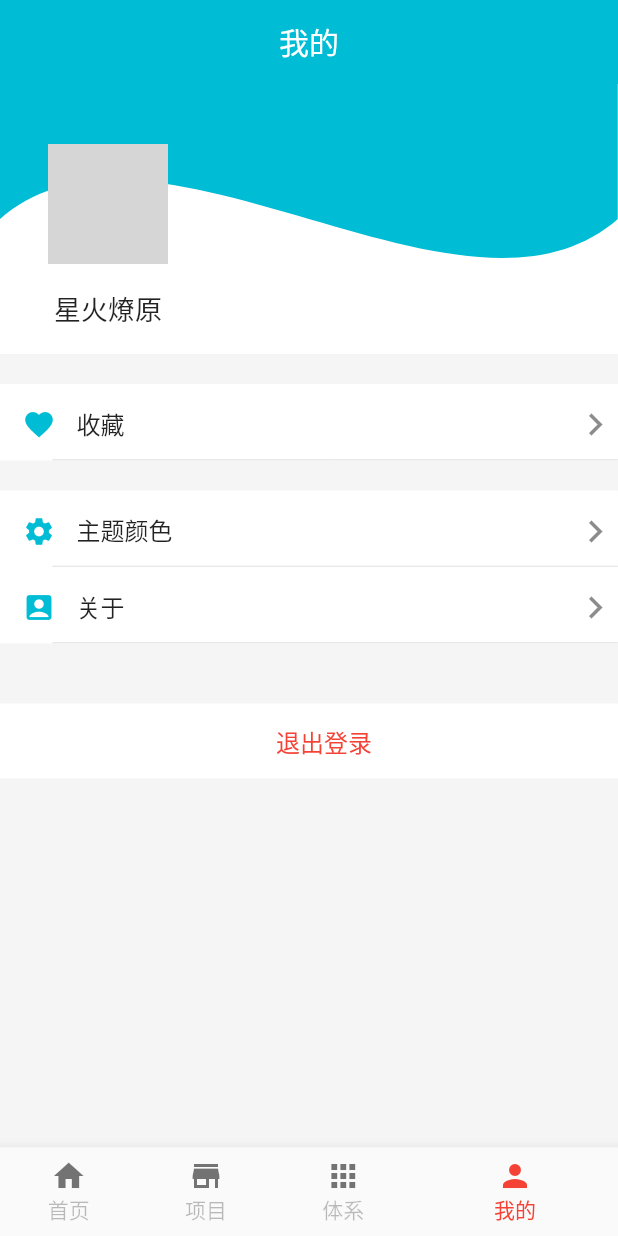
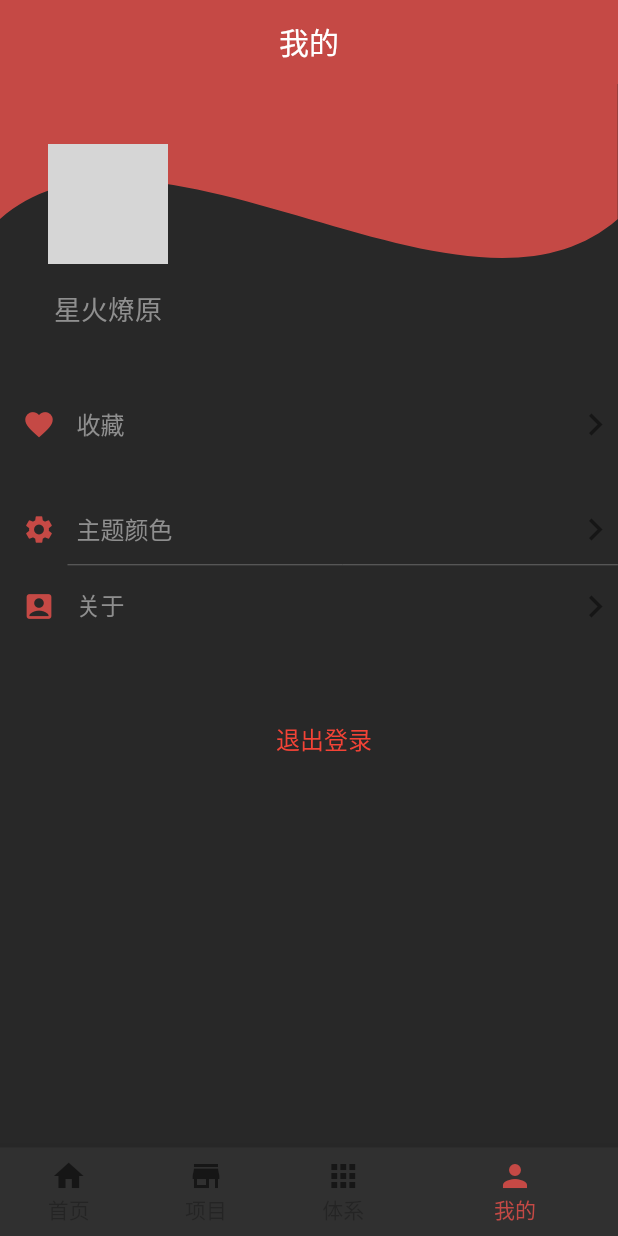
Before and after one commit to xing16/WanAndroid-Flutter, a Flutter app: the screen it shows after launch, item 4 of the bottom bar chosen, on a phone screen of 412 x 824 dp. Run offline on Flutter 3.47's test engine with Material 2 defaults, Android fonts, the phone set to English and light mode, and no system bars; our stand-ins replace dio, webview_flutter; missing offline and left inert: banner; network calls fail; grey boxes are pictures that could not be loaded.

Commit message:
增加夜间模式

```diff
--- a/lib/main.dart
+++ b/lib/main.dart
@@ -1,12 +1,23 @@
+import 'dart:io';
+
 import 'package:flutter/material.dart';
+import 'package:flutter/services.dart';
 import 'package:wanandroid_flutter/pages/home.dart';
 import 'package:wanandroid_flutter/pages/login.dart';
 import 'package:wanandroid_flutter/pages/mine.dart';
 import 'package:wanandroid_flutter/pages/project.dart';
-import 'package:wanandroid_flutter/pages/splash.dart';
 import 'package:wanandroid_flutter/pages/system.dart';
+import 'package:wanandroid_flutter/res/colors.dart';
 
-void main() => runApp(MyApp());
+void main() {
+  runApp(MyApp());
+  // 设置状态栏和 appbar 颜色一致
+  if (Platform.isAndroid) {
+    var systemUiOverlayStyle =
+        SystemUiOverlayStyle(statusBarColor: Colors.transparent);
+    SystemChrome.setSystemUIOverlayStyle(systemUiOverlayStyle);
+  }
+}
 
 class MyApp extends StatelessWidget {
   // This widget is the root of your application.
@@ -14,15 +25,46 @@ class MyApp extends StatelessWidget {
   Widget build(BuildContext context) {
     return MaterialApp(
       title: 'Flutter Demo',
-      theme: ThemeData.light().copyWith(
-        primaryColor: Colors.cyan,
-//        accentColor: Colors.cyan,
-//        primaryColorDark: Colors.cyan,
-      ),
+      theme: getTheme(isDarkMode: true),
       home: MainPage(),
       routes: {
         "login": (BuildContext context) => LoginPage(),
       },
+    );
+  }
+
+  getTheme({bool isDarkMode = false}) {
+    return ThemeData(
+//      primarySwatch: MaterialColor()Colours.appThemeColor,
+      // 页面背景颜色
+      scaffoldBackgroundColor:
+          isDarkMode ? Colours.darkAppBackground : Colours.appBackground,
+      backgroundColor:
+          isDarkMode ? Colours.darkAppBackground : Colours.appBackground,
+      // tab 指示器颜色
+      indicatorColor: Colours.appThemeColor,
+
+      // 底部菜单背景颜色
+      bottomAppBarColor:
+          isDarkMode ? Colours.darkAppBackground : Colours.appBackground,
+//      primaryColor: Colours.appThemeColor,
+//      primaryColorDark: Colours.appBackground,
+      brightness: isDarkMode ? Brightness.dark : Brightness.light,
+      // appBar 背景颜色
+      appBarTheme: AppBarTheme(
+        color: Colours.appThemeColor,
+        brightness: isDarkMode ? Brightness.dark : Brightness.light,
+      ),
+      textTheme: TextTheme(
+        body1: isDarkMode
+            ? TextStyle(color: Colours.darkAppText)
+            : TextStyle(color: Colours.appText),
+      ),
+      bottomSheetTheme: BottomSheetThemeData(
+        backgroundColor:
+            isDarkMode ? Colours.darkAppBackground : Colours.appBackground,
+      ),
+      dividerColor: isDarkMode ? Colours.darkAppDivider : Colours.appDivider,
     );
   }
 }
@@ -55,12 +97,15 @@ class MainPageState extends State<MainPage> {
     return Scaffold(
       body: pages[mCurrentIndex],
       bottomNavigationBar: BottomNavigationBar(
-        selectedIconTheme: IconThemeData(color: Colors.red),
-        unselectedIconTheme: IconThemeData(color: Colors.black54),
+        selectedIconTheme: IconThemeData(
+          color: Colours.appThemeColor,
+        ),
+        unselectedIconTheme: IconThemeData(
+          color: Colors.black54,
+        ),
         selectedFontSize: 14,
         unselectedFontSize: 14,
-        backgroundColor: Colors.white,
-        selectedItemColor: Colors.red,
+        selectedItemColor: Colours.appThemeColor,
         unselectedItemColor: Colors.black26,
         showUnselectedLabels: true,
         currentIndex: mCurrentIndex,
--- a/lib/pages/mine.dart
+++ b/lib/pages/mine.dart
@@ -18,13 +18,11 @@ class MinePageState extends State<MinePage> {
     screenWidth = MediaQuery.of(context).size.width;
     return Scaffold(
       appBar: AppBar(
-        backgroundColor: Colors.cyan,
         elevation: 0,
         title: Text("我的"),
         centerTitle: true,
       ),
       body: Container(
-        color: Colours.appBackground,
         child: CustomScrollView(
           slivers: <Widget>[
             SliverPadding(
@@ -38,14 +36,13 @@ class MinePageState extends State<MinePage> {
                       child: Column(
                         children: <Widget>[
                           Container(
-                            color: Colors.white,
                             child: Stack(
                               children: <Widget>[
                                 // 贝塞尔背景
                                 ClipPath(
                                   clipper: BezierClipper(),
                                   child: Container(
-                                    color: Colors.cyan,
+                                    color: Colours.appThemeColor,
                                     height: 180,
                                     width: screenWidth,
                                   ),
@@ -102,6 +99,7 @@ class MinePageState extends State<MinePage> {
                                   print("ddd");
                                 },
                                 margin: EdgeInsets.only(top: 20),
+                                hasDivider: true,
                               ),
                               createMineItem(
                                 Icons.account_box,
@@ -109,7 +107,6 @@ class MinePageState extends State<MinePage> {
                                 () {
                                   print("ddd");
                                 },
-                                hasDivider: false,
                               ),
                               Container(
                                 padding: EdgeInsets.only(
@@ -127,7 +124,6 @@ class MinePageState extends State<MinePage> {
                                   ),
                                 ),
                                 height: 50,
-                                color: Colors.white,
                                 width: screenWidth,
                               ),
                             ],
@@ -146,12 +142,11 @@ class MinePageState extends State<MinePage> {
   }
 
   createMineItem(IconData icon, String text, GestureTapCallback callback,
-      {EdgeInsetsGeometry margin, bool hasDivider = true}) {
+      {EdgeInsetsGeometry margin, bool hasDivider = false}) {
     return GestureDetector(
       onTap: callback,
       child: Container(
         alignment: Alignment.centerLeft,
-          color: Colors.white,
         margin: margin,
         padding: EdgeInsets.only(
           left: 15,
@@ -175,7 +170,7 @@ class MinePageState extends State<MinePage> {
                 Positioned(
                   child: Icon(
                     icon,
-                      color: Colors.cyan,
+                    color: Colours.appThemeColor,
                     size: 22,
                   ),
                   top: 16,
@@ -192,12 +187,16 @@ class MinePageState extends State<MinePage> {
                 ),
               ],
             ),
-              Divider(
-                indent: 20,
+            Visibility(
+              visible: hasDivider,
+              child: Divider(
+                indent: 30,
                 height: 1,
               ),
+            ),
           ],
-          )),
+        ),
+      ),
     );
   }
 }
--- a/lib/pages/system.dart
+++ b/lib/pages/system.dart
@@ -40,7 +40,6 @@ class SystemPageState extends State<SystemPage>
             ),
           ),
         ],
-        backgroundColor: Colors.red,
         title: TabBar(
           indicatorWeight: 3,
           labelPadding: EdgeInsets.all(14),
--- a/lib/res/colors.dart
+++ b/lib/res/colors.dart
@@ -1,10 +1,17 @@
 import 'package:flutter/material.dart';
 
 class Colours {
-  static const Color appBlack = Color(0xff222222);
-  static const Color appBlackDark = Color(0xff999999);
+  static const Color appThemeColor = Color(0xffc54945);
+
+  /// -------- light mode color ----------- ///
+  static const Color appText = Color(0xff222222);
   static const Color appBackground = Color(0xfff5f5f5);
-  static const Color appWhite = Color(0xffffffff);
+  static const Color app = Color(0xffffffff);
+  static const Color appDivider = Color(0xffbbbbbb);
 
-  static const Color appThemeColor = Color(0xffff0000);
+  /// -------- dark mode color ----------- ///
+  static const Color darkAppBackground = Color(0xff282828);
+  static const Color darkApp = Color(0xff585858);
+  static const Color darkAppText = Color(0xff8f8f8f);
+  static const Color darkAppDivider = Color(0xff666666);
 }
```
Also changed, not shown: lib/pages/home.dart (+10 -15 lines), lib/pages/project.dart (+4 -14 lines), lib/pages/system_category.dart (+2 -7 lines), lib/pages/webview.dart (+7 -7 lines). Lines whose indentation alone changed are shown as unchanged.
